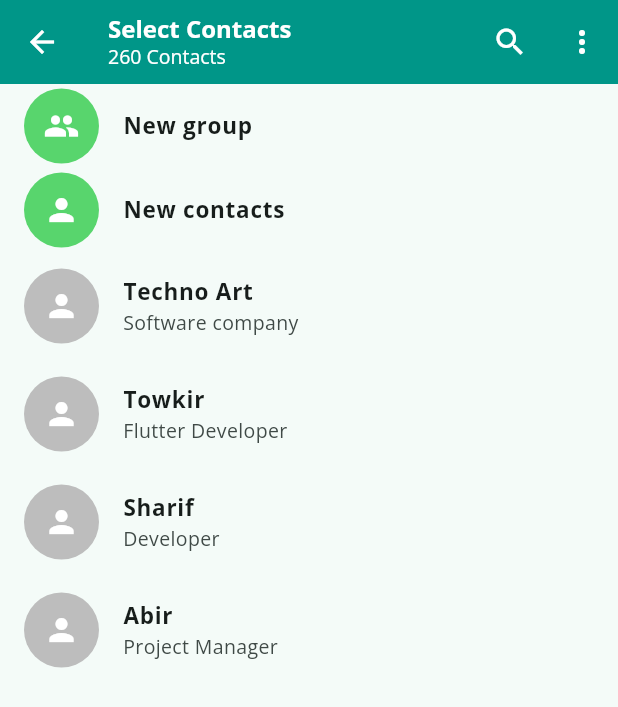
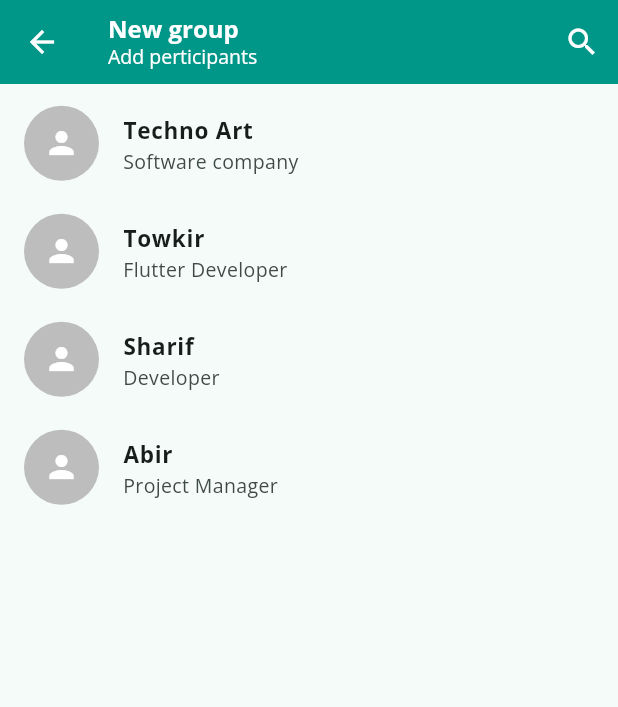
Before and after one commit to mdarifhosain214/Whatsapp-clone, a Flutter app: the SelectContacts screen opened directly, after a tap on "New group", on a phone screen of 412 x 824 dp. Shown: the top 707 px of the screen. Run offline on Flutter 3.47's test engine with Material 3 defaults, Android fonts, the phone set to English and light mode, and no system bars; our stand-ins replace emoji_picker_flutter, flutter_svg.

Commit message:
group created done

```diff
--- a/lib/models/chat_model.dart
+++ b/lib/models/chat_model.dart
@@ -5,11 +5,13 @@ class ChatModel {
   String? time;
   String? currentMessage;
   String? status;
+  bool select;
   ChatModel(
       {this.name,
       this.icon,
       this.isGroup,
       this.time,
       this.currentMessage,
-      this.status});
+      this.status,
+      this.select = false});
 }
--- /dev/null
+++ b/lib/view/group/create_group.dart
@@ -0,0 +1,126 @@
+import 'package:flutter/material.dart';
+import 'package:whatsapp_clone/models/chat_model.dart';
+import 'package:whatsapp_clone/view/group/group_card.dart';
+import 'package:whatsapp_clone/view/select_contact/contact_card.dart';
+
+class CreateGroup extends StatefulWidget {
+  const CreateGroup({super.key});
+
+  @override
+  State<CreateGroup> createState() => _CreateGroupState();
+}
+
+class _CreateGroupState extends State<CreateGroup> {
+  List<ChatModel>? contacts = [
+    ChatModel(name: "Techno Art", status: "Software company"),
+    ChatModel(name: "Towkir", status: "Flutter Developer"),
+    ChatModel(name: "Sharif", status: "Developer"),
+    ChatModel(name: "Abir", status: "Project Manager"),
+  ];
+  List<ChatModel> groupList = [];
+  @override
+  Widget build(BuildContext context) {
+    return Scaffold(
+      appBar: AppBar(
+        backgroundColor: Colors.teal,
+        leading: IconButton(
+          onPressed: () {
+            Navigator.pop(context);
+          },
+          icon: const Icon(
+            Icons.arrow_back,
+            color: Colors.white,
+          ),
+        ),
+        title: const Column(
+          mainAxisAlignment: MainAxisAlignment.start,
+          crossAxisAlignment: CrossAxisAlignment.start,
+          children: [
+            Text(
+              "New group",
+              style: TextStyle(
+                  fontSize: 16,
+                  color: Colors.white,
+                  fontWeight: FontWeight.bold),
+            ),
+            Text(
+              "Add perticipants",
+              style: TextStyle(fontSize: 13, color: Colors.white),
+            )
+          ],
+        ),
+        actions: [
+          IconButton(
+              onPressed: () {},
+              icon: const Icon(
+                Icons.search,
+                color: Colors.white,
+              )),
+        ],
+      ),
+      body: Stack(
+        children: [
+          ListView.builder(
+            itemCount: contacts!.length + 1,
+            itemBuilder: (context, index) {
+              if (index == 0) {
+                return SizedBox(
+                  height: groupList.isNotEmpty ? 90 : 5,
+                );
+              }
+              return InkWell(
+                  onTap: () {
+                    if (contacts![index - 1].select == false) {
+                      setState(() {
+                        groupList.add(contacts![index - 1]);
+                        contacts![index - 1].select = true;
+                      });
+                    } else {
+                      setState(() {
+                        contacts![index - 1].select = false;
+                        groupList.remove(contacts![index - 1]);
+                      });
+                    }
+                  },
+                  child: ContactCard(contact: contacts![index - 1]));
+            },
+          ),
+          if (groupList.isNotEmpty)
+            Column(
+              children: [
+                Container(
+                  color: Colors.white,
+                  height: 75,
+                  child: ListView.builder(
+                      scrollDirection: Axis.horizontal,
+                      itemCount: contacts!.length,
+                      itemBuilder: (context, index) {
+                        if (contacts![index].select == true) {
+                          return InkWell(
+                            onTap: () {
+                              if (contacts![index].select == true) {
+                                setState(() {
+                                  contacts![index].select = false;
+                                  groupList.remove(contacts![index]);
+                                });
+                              }
+                            },
+                            child: GroupCard(
+                              contacts: contacts![index],
+                            ),
+                          );
+                        } else {
+                          return const SizedBox();
+                        }
+                      }),
+                ),
+                const Divider(
+                  thickness: 1,
+                )
+              ],
+            )
+        ],
+      ),
+    );
+  }
+}
--- a/lib/view/select_contact/button_card.dart
+++ b/lib/view/select_contact/button_card.dart
@@ -6,10 +6,9 @@ class ButtonCard extends StatelessWidget {
   const ButtonCard({super.key, required this.name, required this.icon});
   @override
   Widget build(BuildContext context) {
-    return InkWell(
-      onTap: () {},
-      child: ListTile(
+    return ListTile(
       leading: CircleAvatar(
+        // ignore: use_full_hex_values_for_flutter_colors
         backgroundColor: const Color(0xff250d366),
         radius: 25,
         child: Icon(
@@ -21,7 +20,6 @@ class ButtonCard extends StatelessWidget {
         name,
         style: const TextStyle(fontSize: 15, fontWeight: FontWeight.bold),
       ),
-      ),
     );
   }
 }
--- a/lib/view/select_contact/contact_card.dart
+++ b/lib/view/select_contact/contact_card.dart
@@ -7,15 +7,35 @@ class ContactCard extends StatelessWidget {
 
   @override
   Widget build(BuildContext context) {
-    return InkWell(
-      onTap: () {},
-      child: ListTile(
-        leading: CircleAvatar(
+    return ListTile(
+      leading: SizedBox(
+        height: 53,
+        width: 50,
+        child: Stack(
+          children: [
+            CircleAvatar(
               backgroundColor: Colors.grey.shade400,
               radius: 25,
               child: const Icon(
                 Icons.person,
                 color: Colors.white,
+              ),
+            ),
+            contact.select
+                ? const Positioned(
+                    bottom: 4,
+                    right: 5,
+                    child: CircleAvatar(
+                        radius: 11,
+                        backgroundColor: Colors.teal,
+                        child: Icon(
+                          Icons.check,
+                          color: Colors.white,
+                          size: 18,
+                        )),
+                  )
+                : const SizedBox()
+          ],
         ),
       ),
       title: Text(
@@ -26,7 +46,6 @@ class ContactCard extends StatelessWidget {
         contact.status!,
         style: const TextStyle(fontSize: 13),
       ),
-      ),
     );
   }
 }
--- a/lib/view/select_contact/select_contacts.dart
+++ b/lib/view/select_contact/select_contacts.dart
@@ -1,5 +1,6 @@
 import 'package:flutter/material.dart';
 import 'package:whatsapp_clone/models/chat_model.dart';
+import 'package:whatsapp_clone/view/group/create_group.dart';
 import 'package:whatsapp_clone/view/select_contact/button_card.dart';
 import 'package:whatsapp_clone/view/select_contact/contact_card.dart';
 
@@ -83,7 +84,12 @@ class _SelectContactsState extends State<SelectContacts> {
         itemCount: contacts!.length + 2,
         itemBuilder: (context, index) {
           if (index == 0) {
-            return const ButtonCard(name: "New group", icon: Icons.group);
+            return InkWell(
+                onTap: () => Navigator.push(
+                    context,
+                    MaterialPageRoute(
+                        builder: (builder) => const CreateGroup())),
+                child: const ButtonCard(name: "New group", icon: Icons.group));
           } else if (index == 1) {
             return const ButtonCard(
               name: "New contacts",
```
Also changed, not shown: lib/view/group/group_card.dart (added, +53 -0 lines). Lines whose indentation alone changed are shown as unchanged.
